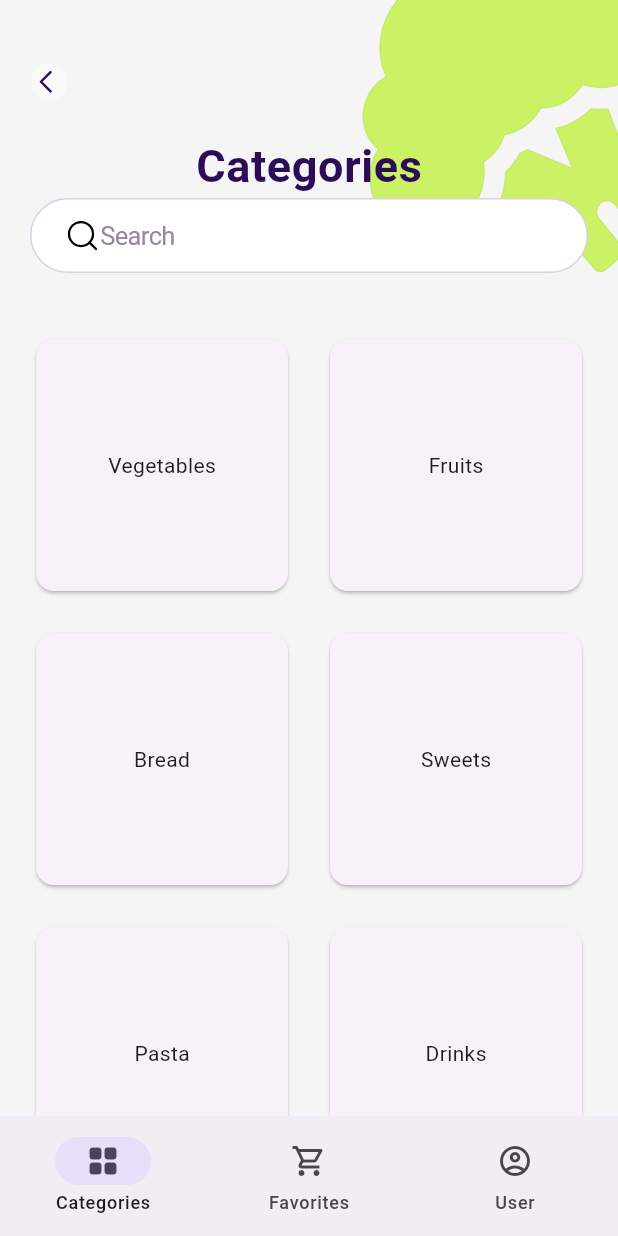
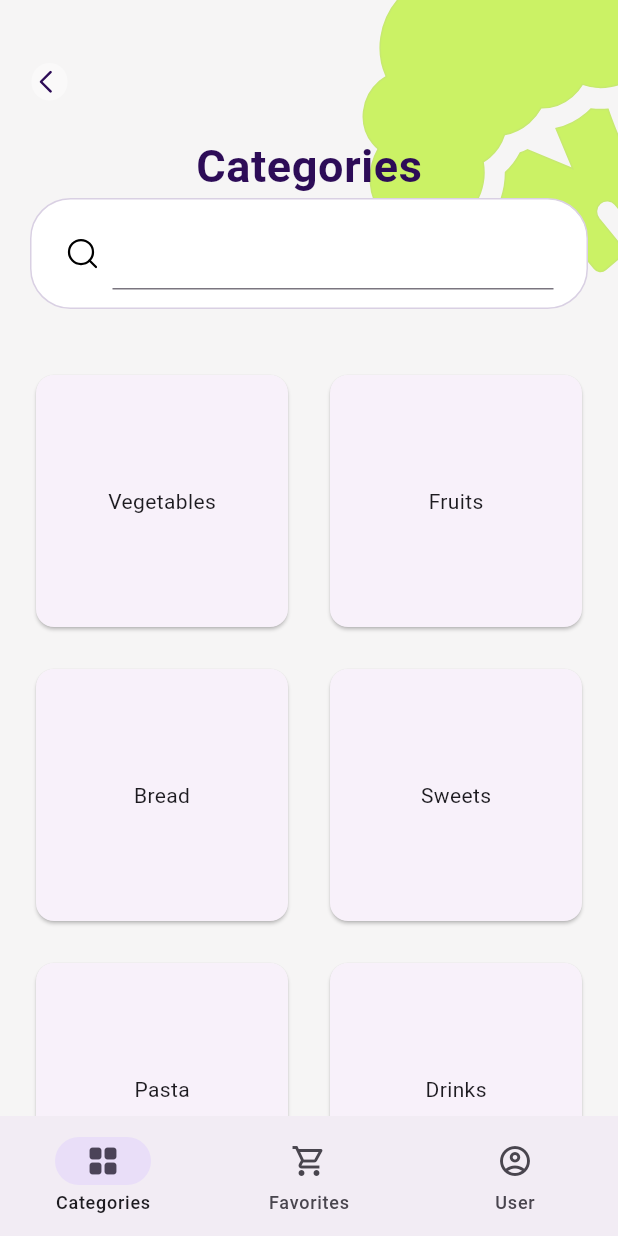
Before and after one commit to assyaIsk/flutter, a Flutter app: the Tabs screen opened by its route, on a phone screen of 412 x 824 dp. Run offline on Flutter 3.47's test engine with Material 3 defaults, Android fonts, the phone set to English and light mode, and no system bars; our stand-ins replace bloc, flutter_bloc, flutter_svg, freezed_annotation.

Commit message:
search added

```diff
--- a/lib/cubits/cubit/my_states_cubit.dart
+++ b/lib/cubits/cubit/my_states_cubit.dart
@@ -25,3 +25,11 @@ class CategoryCubit extends Cubit<CategoryState> {
     emit(const CategoryState.unselectCategory());
   }
 }
+
+class SearchCubit extends Cubit<SearchState> {
+  SearchCubit() : super(const SearchState.initial());
+
+  void search(String value) {
+    emit(SearchState.search(value));
+  }
+}
--- a/lib/cubits/cubit/my_states_state.dart
+++ b/lib/cubits/cubit/my_states_state.dart
@@ -13,3 +13,9 @@ class CategoryState with _$CategoryState {
   const factory CategoryState.selectedCategory() = _SelectedCategory;
   const factory CategoryState.unselectCategory() = _UnselectCategory;
 }
+
+@freezed
+class SearchState with _$SearchState {
+  const factory SearchState.initial() = _InitialSearch;
+  const factory SearchState.search(String value) = _Search;
+}
--- a/lib/main.dart
+++ b/lib/main.dart
@@ -23,6 +23,9 @@ class MyApp extends StatelessWidget {
         BlocProvider<CategoryCubit>(
           create: (context) => CategoryCubit(),
         ),
+        BlocProvider<SearchCubit>(
+          create: (context) => SearchCubit(),
+        ),
         // Добавьте блоки по мере необходимости
       ],
       child: MaterialApp(
--- a/lib/screens/category_screen.dart
+++ b/lib/screens/category_screen.dart
@@ -10,14 +10,32 @@ class CategoryScreen extends StatelessWidget {
 
   @override
   Widget build(BuildContext context) {
-    return BlocConsumer<CategoryCubit, CategoryState>(
+    return BlocConsumer<SearchCubit, SearchState>(
       listener: (context, state) {},
       builder: (context, state) {
         return Column(
           children: [
             const Header(screenName: 'Categories', isFirstTab: true),
             Expanded(
-              child: GridView(
+                child: state.when(
+              initial: () => const MyGridWidget(
+                searchText: '',
+              ),
+              search: (value) => MyGridWidget(searchText: value),
+            )),
+          ],
+        );
+      },
+    );
+  }
+}
+
+class MyGridWidget extends StatelessWidget {
+  const MyGridWidget({super.key, required this.searchText});
+  final String searchText;
+  @override
+  Widget build(BuildContext context) {
+    return GridView(
       padding: const EdgeInsets.all(20),
       scrollDirection: Axis.vertical,
       gridDelegate: const SliverGridDelegateWithMaxCrossAxisExtent(
@@ -25,19 +43,21 @@ class CategoryScreen extends StatelessWidget {
           crossAxisSpacing: 20,
           mainAxisSpacing: 20,
           maxCrossAxisExtent: 200),
-                children: categories.map((item) {
+      children: categories
+          .where((e) => e.name.toUpperCase().contains(searchText.toUpperCase()))
+          .map((item) {
+        return BlocConsumer<CategoryCubit, CategoryState>(
+          listener: (context, state) {},
+          builder: (context, state) {
             return GestureDetector(
               child: CategoryItem(category: item),
               onTap: () => {
                 context.read<CategoryCubit>().selectCategory(),
               },
             );
+          },
+        );
       }).toList(),
-              ),
-            ),
-          ],
-        );
-      },
     );
   }
 }
--- a/lib/widgets/header/header.dart
+++ b/lib/widgets/header/header.dart
@@ -2,6 +2,8 @@ import 'package:flutter/material.dart';
 import 'package:flutter_svg/svg.dart';
 import 'package:vegetables/styles/style.dart';
 import 'package:vegetables/widgets/header/back_arrow.dart';
+
+import 'search_panel.dart';
 
 class Header extends StatelessWidget {
   const Header({super.key, required this.screenName, required this.isFirstTab});
@@ -26,25 +28,7 @@ class Header extends StatelessWidget {
               style: AppStyles.detailTitleTextStyle30,
               textAlign: TextAlign.start,
             ),
-            if (isFirstTab)
-              Container(
-                width: MediaQuery.of(context).size.width - 40,
-                padding: const EdgeInsets.fromLTRB(22, 12, 22, 12),
-                decoration: BoxDecoration(
-                  border: Border.all(color: AppStyles.violetColor3),
-                  color: AppStyles.whiteBtnColor,
-                  borderRadius: BorderRadius.circular(27),
-                ),
-                child: Row(
-                  children: [
-                    SvgPicture.asset(
-                      'assets/svg/search.svg',
-                    ),
-                    const Text('Search',
-                        style: AppStyles.detailVioletTextStyle17),
-                  ],
-                ),
-              ),
+            if (isFirstTab) const SearchPanel(),
             const SizedBox(height: 20)
           ],
         ),
--- /dev/null
+++ b/lib/widgets/header/search_panel.dart
@@ -0,0 +1,55 @@
+import 'package:flutter/material.dart';
+import 'package:flutter_bloc/flutter_bloc.dart';
+import 'package:flutter_svg/svg.dart';
+import 'package:vegetables/cubits/cubit/my_states_cubit.dart';
+import 'package:vegetables/styles/style.dart';
+
+class SearchPanel extends StatelessWidget {
+  const SearchPanel({
+    super.key,
+  });
+
+  @override
+  Widget build(BuildContext context) {
+    return BlocConsumer<SearchCubit, SearchState>(
+      listener: (context, state) {},
+      builder: (context, state) {
+        return Container(
+          width: MediaQuery.of(context).size.width - 40,
+          padding: const EdgeInsets.fromLTRB(22, 12, 22, 12),
+          decoration: BoxDecoration(
+            border: Border.all(color: AppStyles.violetColor3),
+            color: AppStyles.whiteBtnColor,
+            borderRadius: BorderRadius.circular(27),
+          ),
+          child: Row(
+            children: [
+              SvgPicture.asset(
+                'assets/svg/search.svg',
+              ),
+              const SizedBox(
+                width: 8,
+              ),
+              Expanded(
+                child: TextField(
+                  // controller: _controller,
+                  onChanged: (String value) {
+                    if (value.length < 3) {
+                      context.read<SearchCubit>().search('');
+                    } else {
+                      context.read<SearchCubit>().search(value);
+                    }
+                  },
+                  // decoration: const InputDecoration(
+                  //   labelText: 'Search',
+                  // ),
+                  // style: AppStyles.detailVioletTextStyle17
+                ),
+              ),
+            ],
+          ),
+        );
+      },
+    );
+  }
+}
```
Also changed, not shown: lib/widgets/vegetables/vegetable_list.dart (+50 -25 lines), lib/cubits/cubit/my_states_cubit.freezed.dart. Lines whose indentation alone changed are shown as unchanged.
